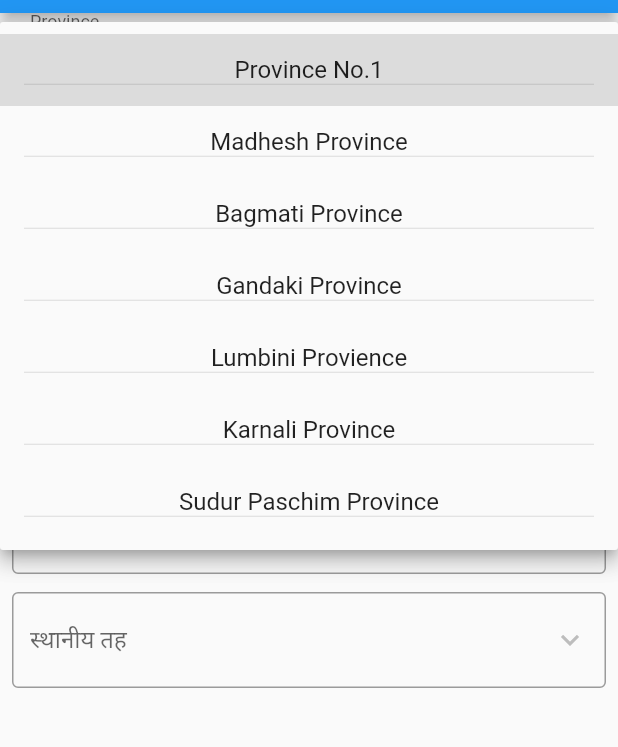
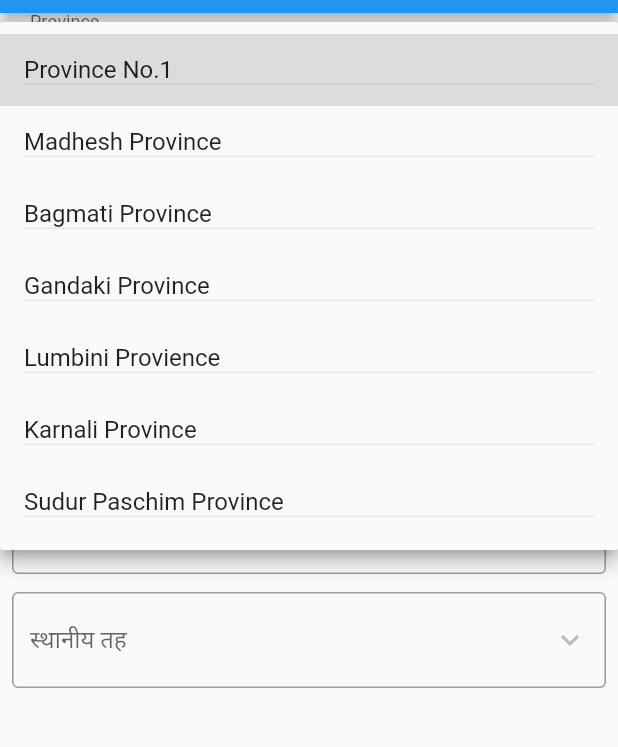
Before and after one commit to innovatoraakash/nepal_geo_politics, a Flutter app: the screen it shows after launch, after a tap on "Province No.1", on a phone screen of 412 x 824 dp, the part 71-818 px from its top. Run offline on Flutter 3.47's test engine with Material 2 defaults, Android fonts, the phone set to English and light mode, and no system bars.

Commit message:
initalValue and itemsAlignment added

```diff
--- a/lib/nepal_administrative_division.dart
+++ b/lib/nepal_administrative_division.dart
@@ -1,5 +1,4 @@
 library nepal_administrative_division;
-
 
 import 'package:flutter/material.dart';
 
@@ -39,9 +38,19 @@ class NepalAdminstrativeArea extends StatefulWidget {
   ///custom label text for [AreaType.localLevel] dropdown
   final String? localAreaLabel;
   final AlignmentDirectional? alignmentDirectional;
+  final CrossAxisAlignment? itemsCrossAxisAlignment;
 
   ///set this as true to set text language to Nepali i.e नेपाली
   final bool useNepaliText;
+
+  ///set the inital value of the province
+  final String? provinceInitalValue;
+
+  ///set the inital value of the district
+  final String? districtInitalValue;
+
+  ///set the inital value of the local Level
+  final String? localLevelInitalValue;
 
   const NepalAdminstrativeArea(
       {super.key,
@@ -55,7 +64,11 @@ class NepalAdminstrativeArea extends StatefulWidget {
       this.provinceLabel,
       this.localAreaLabel,
       this.useNepaliText = false,
-      this.ontap});
+      this.ontap,
+      this.itemsCrossAxisAlignment,
+      this.provinceInitalValue,
+      this.districtInitalValue,
+      this.localLevelInitalValue});
 
   @override
   State<NepalAdminstrativeArea> createState() => _NepalAdminstrativeAreaState();
@@ -73,6 +86,7 @@ class _NepalAdminstrativeAreaState extends State<NepalAdminstrativeArea> {
   SizedBox customDropdownField(
       {required List<StringCallback> items,
       String? label,
+      String? initalValue,
       Function(String val)? ontap,
       required AreaType areaType}) {
     return SizedBox(
@@ -81,7 +95,11 @@ class _NepalAdminstrativeAreaState extends State<NepalAdminstrativeArea> {
         padding: widget.contentPadding ??
             const EdgeInsets.symmetric(horizontal: 8, vertical: 6),
         child: ClickableDropDown(
-          dropdownvalue: items.isNotEmpty ? items.first.title : null,
+          dropdownvalue: items.isNotEmpty
+              ? (items.map((e) => e.title).toList().contains(initalValue)
+                  ? initalValue
+                  : items.first.title)
+              : null,
           items: items,
           ontap: (String value) {
             if (ontapMain != null) {
@@ -110,6 +128,7 @@ class _NepalAdminstrativeAreaState extends State<NepalAdminstrativeArea> {
     switch (widget.areaType) {
       case AreaType.province:
         return customDropdownField(
+            initalValue: widget.provinceInitalValue,
             areaType: widget.areaType,
             label: widget.provinceLabel ?? provinceLabel,
             ontap: (String val) {
@@ -127,6 +146,7 @@ class _NepalAdminstrativeAreaState extends State<NepalAdminstrativeArea> {
                 .toList());
       case AreaType.district:
         return customDropdownField(
+            initalValue: widget.districtInitalValue,
             areaType: widget.areaType,
             ontap: (String val) {
               selectedDistrict = nepalPdc.district
@@ -144,10 +164,12 @@ class _NepalAdminstrativeAreaState extends State<NepalAdminstrativeArea> {
                 .toList());
       case AreaType.localLevel:
         return customDropdownField(
+            initalValue: widget.localLevelInitalValue,
             areaType: widget.areaType,
             ontap: (String val) {
-              selectedArea =
-                  nepalPdc.localLevel?.firstWhere((element) => element.text == val).id;
+              selectedArea = nepalPdc.localLevel
+                  ?.firstWhere((element) => element.text == val)
+                  .id;
               setState(() {});
             },
             label: widget.localAreaLabel ?? areaLabel,
@@ -161,6 +183,7 @@ class _NepalAdminstrativeAreaState extends State<NepalAdminstrativeArea> {
       default:
         return Column(children: [
           customDropdownField(
+              initalValue: widget.provinceInitalValue,
               areaType: AreaType.province,
               label: widget.provinceLabel ?? provinceLabel,
               ontap: (String val) {
@@ -185,6 +208,7 @@ class _NepalAdminstrativeAreaState extends State<NepalAdminstrativeArea> {
 
           ///district
           customDropdownField(
+              initalValue: widget.districtInitalValue,
               areaType: AreaType.district,
               ontap: (String val) {
                 if (widget.useNepaliText) {
@@ -209,6 +233,7 @@ class _NepalAdminstrativeAreaState extends State<NepalAdminstrativeArea> {
                       () {}))
                   .toList()),
           customDropdownField(
+              initalValue: widget.localLevelInitalValue,
               areaType: AreaType.localLevel,
               ontap: (String val) {
                 if (widget.useNepaliText) {
@@ -251,6 +276,7 @@ class ClickableDropDown extends StatefulWidget {
   final AlignmentDirectional? alignmentDirectional;
   final Function(String val)? ontap;
   final InputDecoration? decoration;
+  final CrossAxisAlignment? crossAxisAlignment;
 
   ClickableDropDown(
       {Key? key,
@@ -259,6 +285,7 @@ class ClickableDropDown extends StatefulWidget {
       this.style,
       this.ontap,
       this.alignmentDirectional,
+      this.crossAxisAlignment,
       this.decoration})
       : super(key: key);
 
@@ -288,6 +315,8 @@ class _ClickableDropDownState extends State<ClickableDropDown> {
           value: items.title,
           onTap: items.onTap,
           child: Column(
+            crossAxisAlignment:
+                widget.crossAxisAlignment ?? CrossAxisAlignment.start,
             children: [
               Text(items.title),
               const Divider(
```
